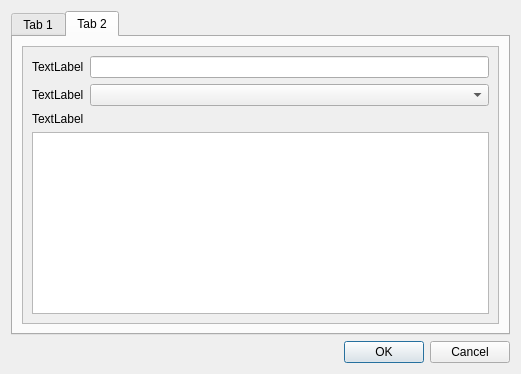
bstroebl/DataDrivenInputMask, file ui_datadriveninputmask.ui: the form before one commit.
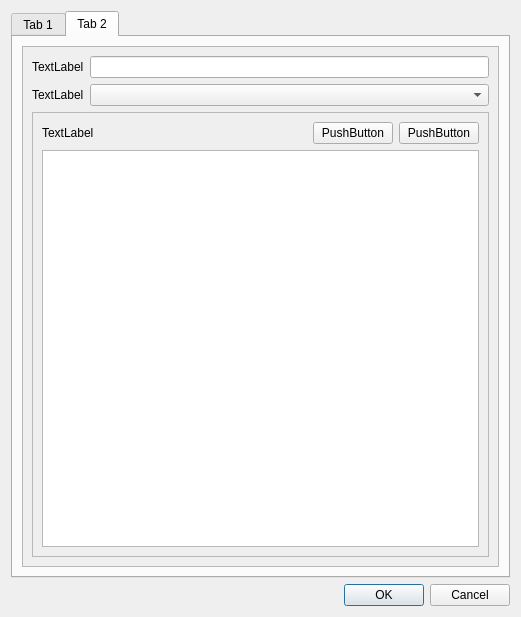
The form after the commit.

What changed in the file:
```diff
--- a/ui_datadriveninputmask.ui
+++ b/ui_datadriveninputmask.ui
@@ -10,7 +10,7 @@
     <x>0</x>
     <y>0</y>
     <width>521</width>
-    <height>374</height>
+    <height>617</height>
    </rect>
   </property>
   <property name="windowTitle">
@@ -136,7 +136,7 @@
             <x>0</x>
             <y>0</y>
             <width>479</width>
-            <height>271</height>
+            <height>514</height>
            </rect>
           </property>
           <layout class="QFormLayout" name="formLayout_2">
@@ -160,16 +160,66 @@
            <item row="1" column="1">
             <widget class="QComboBox" name="comboBox_2"/>
            </item>
-           <item row="2" column="0">
-            <widget class="QLabel" name="label_4">
-             <property name="text">
-              <string>TextLabel</string>
+           <item row="2" column="0" colspan="2">
+            <widget class="QFrame" name="frame">
+             <property name="frameShape">
+              <enum>QFrame::StyledPanel</enum>
              </property>
+             <property name="frameShadow">
+              <enum>QFrame::Raised</enum>
+             </property>
+             <layout class="QVBoxLayout" name="verticalLayout_2">
+              <item>
+               <layout class="QHBoxLayout" name="horizontalLayout">
+                <item>
+                 <widget class="QLabel" name="label_4">
+                  <property name="text">
+                   <string>TextLabel</string>
+                  </property>
+                 </widget>
+                </item>
+                <item>
+                 <spacer name="horizontalSpacer">
+                  <property name="orientation">
+                   <enum>Qt::Horizontal</enum>
+                  </property>
+                  <property name="sizeHint" stdset="0">
+                   <size>
+                    <width>40</width>
+                    <height>20</height>
+                   </size>
+                  </property>
+                 </spacer>
+                </item>
+                <item>
+                 <widget class="QPushButton" name="pushButton">
+                  <property name="text">
+                   <string>PushButton</string>
+                  </property>
+                 </widget>
+                </item>
+                <item>
+                 <widget class="QPushButton" name="pushButton_2">
+                  <property name="text">
+                   <string>PushButton</string>
+                  </property>
+                 </widget>
+                </item>
+               </layout>
+              </item>
+              <item>
+               <widget class="QTableWidget" name="tableWidget_2">
+                <property name="editTriggers">
+                 <set>QAbstractItemView::NoEditTriggers</set>
+                </property>
+                <property name="sortingEnabled">
+                 <bool>true</bool>
+                </property>
+               </widget>
+              </item>
+             </layout>
             </widget>
            </item>
-           <item row="3" column="0" colspan="2">
-            <widget class="QTextEdit" name="textEdit"/>
-           </item>
           </layout>
          </widget>
         </widget>
```
Left out of the diff: 11 changed lines with no effect on the pictures.
